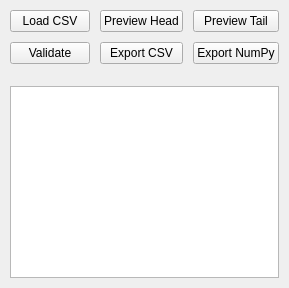
Before: the Qt Designer form src/interface/ui/main_window.ui in Sorrger/MLDataPreparer, drawn with Qt 5.
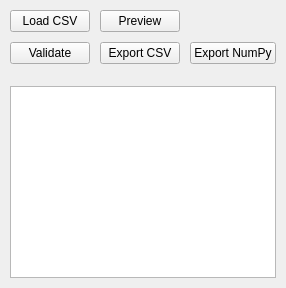
After: the same form once the commit is applied.

```diff
--- a/src/interface/ui/main_window.ui
+++ b/src/interface/ui/main_window.ui
@@ -36,18 +36,11 @@
       <item row="0" column="1">
        <widget class="QPushButton" name="btnPreviewHead">
         <property name="text">
-         <string>Preview Head</string>
+         <string>Preview</string>
         </property>
        </widget>
       </item>
 
-      <item row="0" column="2">
-       <widget class="QPushButton" name="btnPreviewTail">
-        <property name="text">
-         <string>Preview Tail</string>
-        </property>
-       </widget>
-      </item>
 
       <item row="1" column="0">
        <widget class="QPushButton" name="btnValidate">
```
